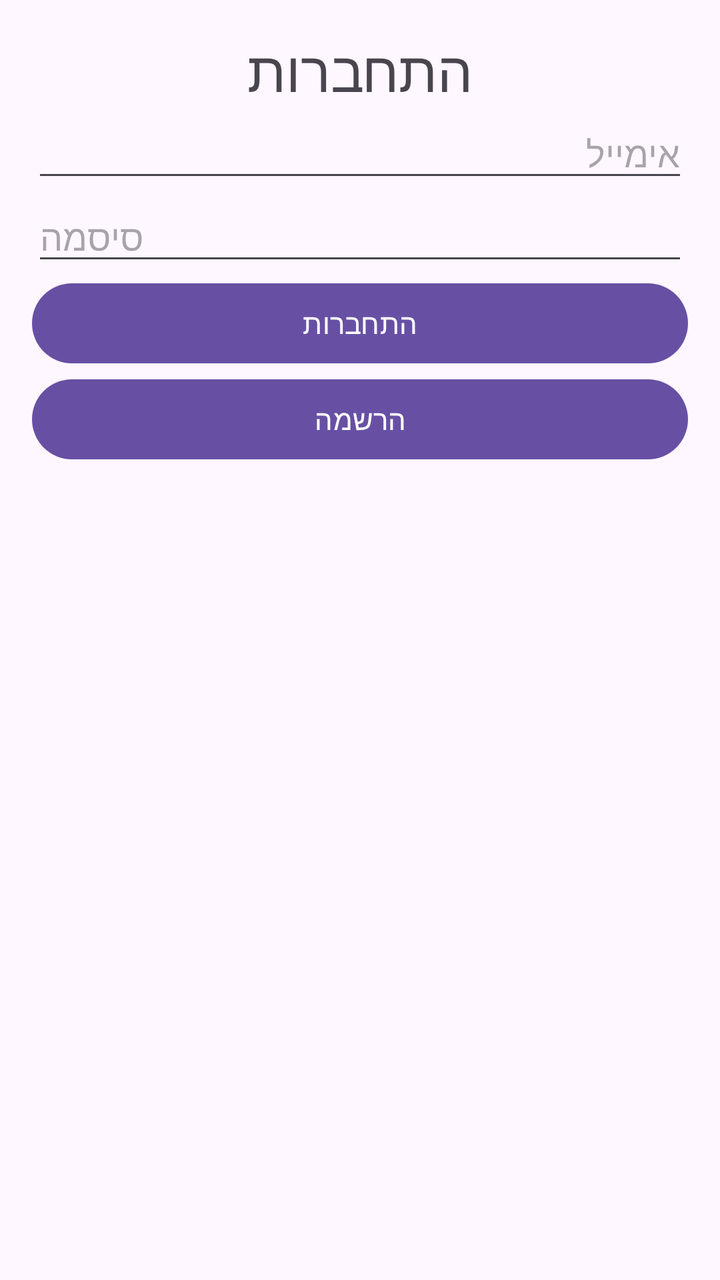
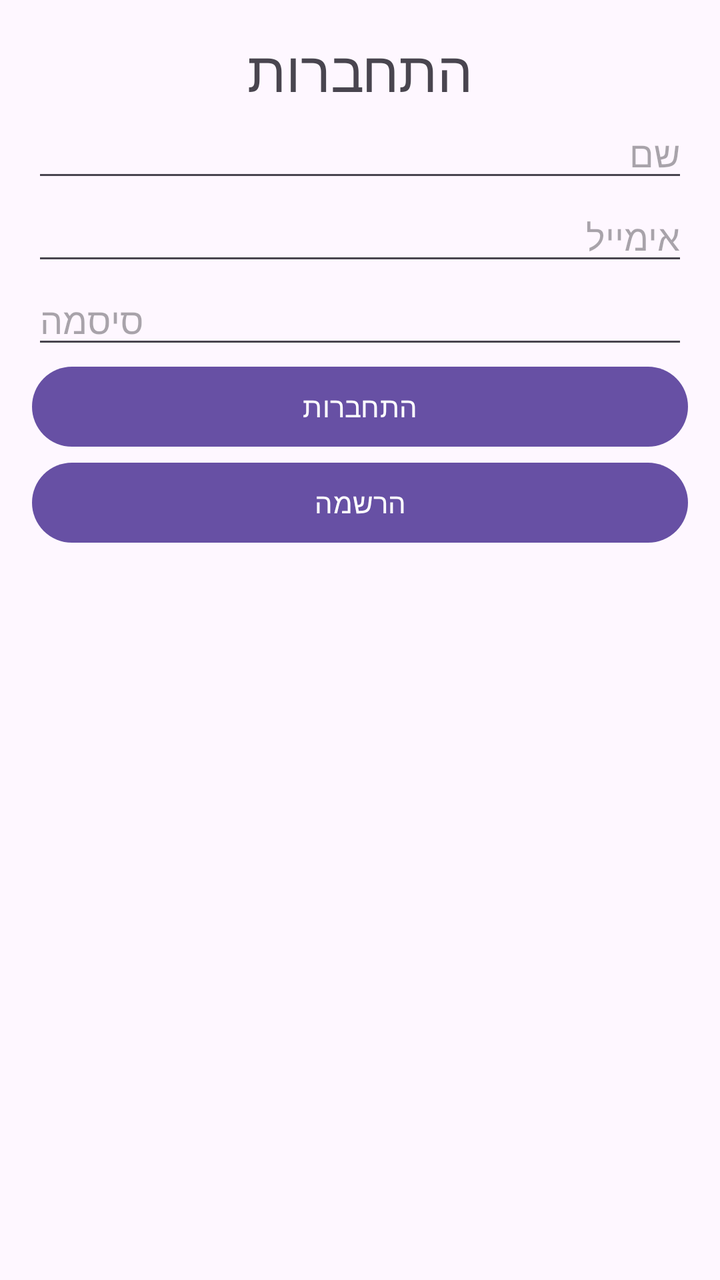

Before-and-after screenshots of an Android layout around one commit, followed by the original layout XML and the change that was made.
<!-- AndroidManifest.xml: application theme Theme.MyLibrary -->
<!-- res/layout/activity_login.xml -->
<?xml version="1.0" encoding="utf-8"?>
<LinearLayout xmlns:android="http://schemas.android.com/apk/res/android"
    android:id="@+id/main"
    android:layout_width="match_parent"
    android:layout_height="match_parent"
    android:orientation="vertical"
    android:padding="16dp">

    <TextView
        android:id="@+id/tvLoginTitle"
        android:layout_width="match_parent"
        android:layout_height="wrap_content"
        android:textSize="28sp"
        android:textAlignment="center"
        android:text="התחברות" />

    <EditText
        android:id="@+id/etEmail"
        android:layout_width="match_parent"
        android:layout_height="wrap_content"
        android:ems="10"
        android:inputType="textEmailAddress"
        android:hint="אימייל" />

    <EditText
        android:id="@+id/etPassword"
        android:layout_width="match_parent"
        android:layout_height="wrap_content"
        android:ems="10"
        android:inputType="textPassword"
        android:hint="סיסמה" />

    <Button
        android:id="@+id/btnLogin"
        android:layout_width="match_parent"
        android:layout_height="wrap_content"
        android:text="התחברות" />

    <Button
        android:id="@+id/btnRegister"
        android:layout_width="match_parent"
        android:layout_height="wrap_content"
        android:text="הרשמה" />

    <TextView
        android:id="@+id/tvMessage"
        android:layout_width="match_parent"
        android:layout_height="wrap_content"
        android:textSize="18sp"
        android:text="" />

</LinearLayout>
<!-- resources referenced by this layout -->
<resources>
  <style name="Theme.MyLibrary" parent="Base.Theme.MyLibrary" />
  <style name="Base.Theme.MyLibrary" parent="Theme.Material3.DayNight.NoActionBar">
          
          
      </style>
</resources>

<!-- the commit's change to res/layout/activity_login.xml (unified diff, before → after) -->
@@ -13,6 +13,14 @@
         android:textSize="28sp"
         android:textAlignment="center"
         android:text="התחברות" />
+
+    <EditText
+        android:id="@+id/etName"
+        android:layout_width="match_parent"
+        android:layout_height="wrap_content"
+        android:ems="10"
+        android:inputType="textPersonName"
+        android:hint="שם" />
 
     <EditText
         android:id="@+id/etEmail"
